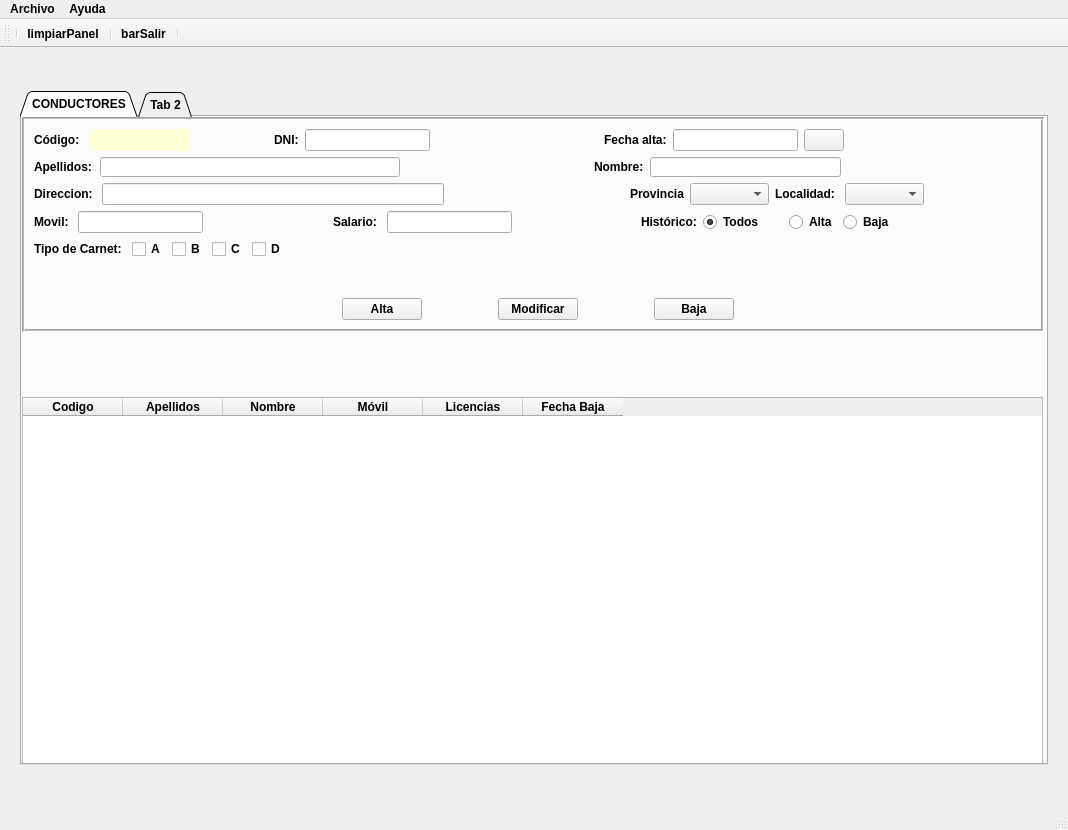
The window that templates/venta_principal.ui (EliasVGZ/vierafernandez2324) describes before a commit, drawn with Qt 5.
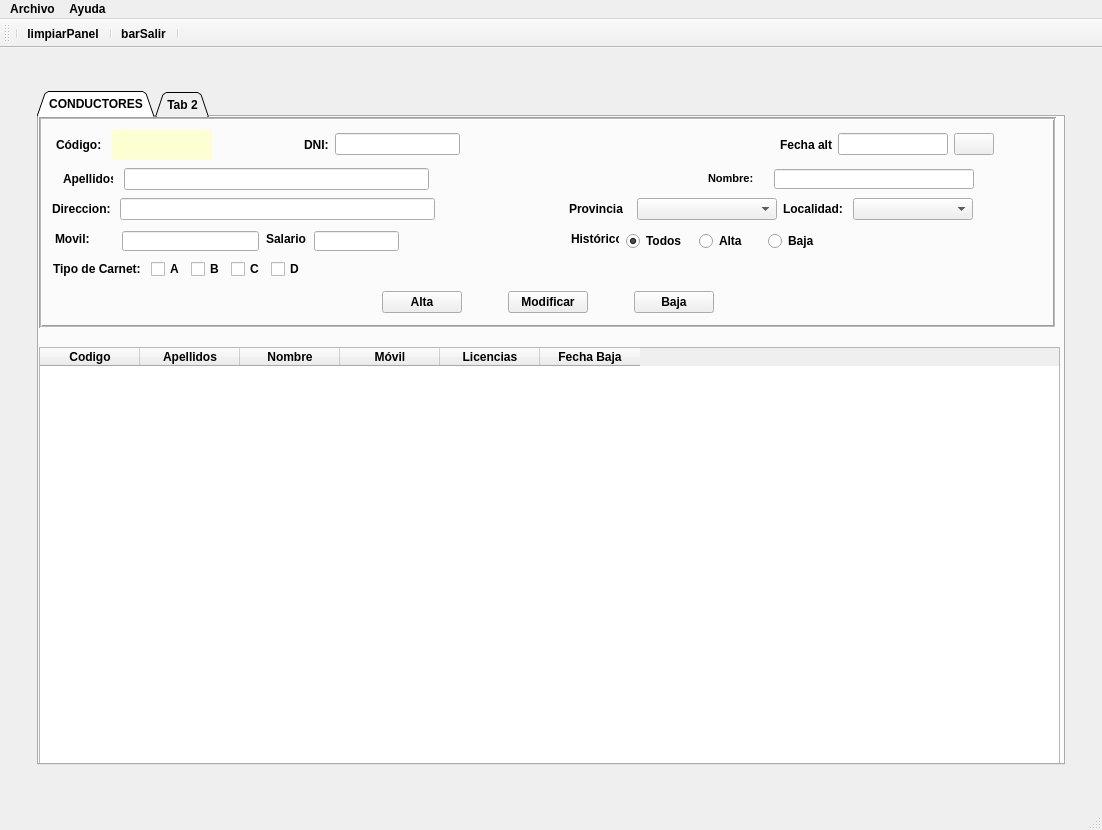
The same window after the commit. Icons and pictures are not drawn.

```diff
--- a/templates/venta_principal.ui
+++ b/templates/venta_principal.ui
@@ -6,14 +6,14 @@
    <rect>
     <x>0</x>
     <y>0</y>
-    <width>1068</width>
+    <width>1102</width>
     <height>830</height>
    </rect>
   </property>
   <property name="sizePolicy">
    <sizepolicy hsizetype="Expanding" vsizetype="Expanding">
-    <horstretch>0</horstretch>
-    <verstretch>0</verstretch>
+    <horstretch>2</horstretch>
+    <verstretch>2</verstretch>
    </sizepolicy>
   </property>
   <property name="minimumSize">
@@ -66,6 +66,9 @@
    <property name="layoutDirection">
     <enum>Qt::LeftToRight</enum>
    </property>
+   <property name="autoFillBackground">
+    <bool>true</bool>
+   </property>
    <layout class="QGridLayout" name="gridLayout">
     <item row="0" column="0">
      <widget class="QTabWidget" name="panelPrincipal">
@@ -114,16 +117,22 @@
          <rect>
           <x>0</x>
           <y>0</y>
-          <width>1022</width>
-          <height>215</height>
+          <width>1017</width>
+          <height>211</height>
          </rect>
         </property>
         <property name="sizePolicy">
          <sizepolicy hsizetype="Expanding" vsizetype="Expanding">
-          <horstretch>0</horstretch>
-          <verstretch>0</verstretch>
+          <horstretch>2</horstretch>
+          <verstretch>2</verstretch>
          </sizepolicy>
         </property>
+        <property name="minimumSize">
+         <size>
+          <width>900</width>
+          <height>0</height>
+         </size>
+        </property>
         <property name="maximumSize">
          <size>
           <width>16777215</width>
@@ -142,9 +151,424 @@
         <property name="midLineWidth">
          <number>1</number>
         </property>
-        <layout class="QVBoxLayout" name="verticalLayout">
+        <widget class="QWidget" name="">
+         <property name="geometry">
+          <rect>
+           <x>14</x>
+           <y>141</y>
+           <width>983</width>
+           <height>22</height>
+          </rect>
+         </property>
+         <layout class="QHBoxLayout" name="horizontalLayout_5">
          <item>
-          <layout class="QHBoxLayout" name="horizontalLayout">
+           <widget class="QLabel" name="lbltipoCarnet">
+            <property name="maximumSize">
+             <size>
+              <width>100</width>
+              <height>20</height>
+             </size>
+            </property>
+            <property name="frameShape">
+             <enum>QFrame::NoFrame</enum>
+            </property>
+            <property name="frameShadow">
+             <enum>QFrame::Raised</enum>
+            </property>
+            <property name="text">
+             <string>&lt;html&gt;&lt;head/&gt;&lt;body&gt;&lt;p&gt;Tipo de Carnet: &lt;/p&gt;&lt;/body&gt;&lt;/html&gt;</string>
+            </property>
+           </widget>
+          </item>
+          <item>
+           <widget class="QCheckBox" name="chkA">
+            <property name="maximumSize">
+             <size>
+              <width>40</width>
+              <height>20</height>
+             </size>
+            </property>
+            <property name="text">
+             <string>A</string>
+            </property>
+           </widget>
+          </item>
+          <item>
+           <widget class="QCheckBox" name="chkB">
+            <property name="maximumSize">
+             <size>
+              <width>40</width>
+              <height>20</height>
+             </size>
+            </property>
+            <property name="text">
+             <string>B</string>
+            </property>
+           </widget>
+          </item>
+          <item>
+           <widget class="QCheckBox" name="chkC">
+            <property name="maximumSize">
+             <size>
+              <width>40</width>
+              <height>20</height>
+             </size>
+            </property>
+            <property name="text">
+             <string>C</string>
+            </property>
+           </widget>
+          </item>
+          <item>
+           <widget class="QCheckBox" name="chkD">
+            <property name="maximumSize">
+             <size>
+              <width>40</width>
+              <height>20</height>
+             </size>
+            </property>
+            <property name="text">
+             <string>D</string>
+            </property>
+           </widget>
+          </item>
+          <item>
+           <spacer name="horizontalSpacer_7">
+            <property name="orientation">
+             <enum>Qt::Horizontal</enum>
+            </property>
+            <property name="sizeType">
+             <enum>QSizePolicy::Expanding</enum>
+            </property>
+            <property name="sizeHint" stdset="0">
+             <size>
+              <width>728</width>
+              <height>20</height>
+             </size>
+            </property>
+           </spacer>
+          </item>
+         </layout>
+        </widget>
+        <widget class="QWidget" name="">
+         <property name="geometry">
+          <rect>
+           <x>14</x>
+           <y>170</y>
+           <width>989</width>
+           <height>30</height>
+          </rect>
+         </property>
+         <layout class="QHBoxLayout" name="horizontalLayout_6">
+          <item>
+           <spacer name="horizontalSpacer_12">
+            <property name="orientation">
+             <enum>Qt::Horizontal</enum>
+            </property>
+            <property name="sizeType">
+             <enum>QSizePolicy::Expanding</enum>
+            </property>
+            <property name="sizeHint" stdset="0">
+             <size>
+              <width>308</width>
+              <height>20</height>
+             </size>
+            </property>
+           </spacer>
+          </item>
+          <item>
+           <widget class="QPushButton" name="btnAltaDriver">
+            <property name="minimumSize">
+             <size>
+              <width>75</width>
+              <height>20</height>
+             </size>
+            </property>
+            <property name="text">
+             <string>Alta</string>
+            </property>
+           </widget>
+          </item>
+          <item>
+           <spacer name="horizontalSpacer_14">
+            <property name="orientation">
+             <enum>Qt::Horizontal</enum>
+            </property>
+            <property name="sizeType">
+             <enum>QSizePolicy::Fixed</enum>
+            </property>
+            <property name="sizeHint" stdset="0">
+             <size>
+              <width>40</width>
+              <height>20</height>
+             </size>
+            </property>
+           </spacer>
+          </item>
+          <item>
+           <widget class="QPushButton" name="btnModifDriver">
+            <property name="minimumSize">
+             <size>
+              <width>75</width>
+              <height>20</height>
+             </size>
+            </property>
+            <property name="text">
+             <string>Modificar</string>
+            </property>
+           </widget>
+          </item>
+          <item>
+           <spacer name="horizontalSpacer_15">
+            <property name="orientation">
+             <enum>Qt::Horizontal</enum>
+            </property>
+            <property name="sizeType">
+             <enum>QSizePolicy::Fixed</enum>
+            </property>
+            <property name="sizeHint" stdset="0">
+             <size>
+              <width>40</width>
+              <height>20</height>
+             </size>
+            </property>
+           </spacer>
+          </item>
+          <item>
+           <widget class="QPushButton" name="btnBajaDriver">
+            <property name="minimumSize">
+             <size>
+              <width>75</width>
+              <height>20</height>
+             </size>
+            </property>
+            <property name="text">
+             <string>Baja</string>
+            </property>
+           </widget>
+          </item>
+          <item>
+           <spacer name="horizontalSpacer_13">
+            <property name="orientation">
+             <enum>Qt::Horizontal</enum>
+            </property>
+            <property name="sizeType">
+             <enum>QSizePolicy::Expanding</enum>
+            </property>
+            <property name="sizeHint" stdset="0">
+             <size>
+              <width>278</width>
+              <height>20</height>
+             </size>
+            </property>
+           </spacer>
+          </item>
+         </layout>
+        </widget>
+        <widget class="QRadioButton" name="rbtBaja">
+         <property name="geometry">
+          <rect>
+           <x>729</x>
+           <y>116</y>
+           <width>50</width>
+           <height>16</height>
+          </rect>
+         </property>
+         <property name="text">
+          <string>Baja</string>
+         </property>
+         <attribute name="buttonGroup">
+          <string notr="true">buttonGroup</string>
+         </attribute>
+        </widget>
+        <widget class="QRadioButton" name="rbtTodos">
+         <property name="geometry">
+          <rect>
+           <x>587</x>
+           <y>116</y>
+           <width>80</width>
+           <height>16</height>
+          </rect>
+         </property>
+         <property name="minimumSize">
+          <size>
+           <width>80</width>
+           <height>0</height>
+          </size>
+         </property>
+         <property name="text">
+          <string>Todos</string>
+         </property>
+         <property name="checked">
+          <bool>true</bool>
+         </property>
+         <attribute name="buttonGroup">
+          <string notr="true">buttonGroup</string>
+         </attribute>
+        </widget>
+        <widget class="QRadioButton" name="rbtAlta">
+         <property name="geometry">
+          <rect>
+           <x>660</x>
+           <y>116</y>
+           <width>48</width>
+           <height>16</height>
+          </rect>
+         </property>
+         <property name="text">
+          <string>Alta</string>
+         </property>
+         <attribute name="buttonGroup">
+          <string notr="true">buttonGroup</string>
+         </attribute>
+        </widget>
+        <widget class="QLabel" name="lblMovil">
+         <property name="geometry">
+          <rect>
+           <x>16</x>
+           <y>114</y>
+           <width>60</width>
+           <height>16</height>
+          </rect>
+         </property>
+         <property name="minimumSize">
+          <size>
+           <width>60</width>
+           <height>0</height>
+          </size>
+         </property>
+         <property name="maximumSize">
+          <size>
+           <width>60</width>
+           <height>16777215</height>
+          </size>
+         </property>
+         <property name="frameShape">
+          <enum>QFrame::NoFrame</enum>
+         </property>
+         <property name="frameShadow">
+          <enum>QFrame::Raised</enum>
+         </property>
+         <property name="text">
+          <string>&lt;html&gt;&lt;head/&gt;&lt;body&gt;&lt;p&gt;Movil: &lt;/p&gt;&lt;/body&gt;&lt;/html&gt;</string>
+         </property>
+        </widget>
+        <widget class="QLineEdit" name="txtMovil">
+         <property name="geometry">
+          <rect>
+           <x>83</x>
+           <y>114</y>
+           <width>137</width>
+           <height>20</height>
+          </rect>
+         </property>
+         <property name="minimumSize">
+          <size>
+           <width>120</width>
+           <height>20</height>
+          </size>
+         </property>
+         <property name="maximumSize">
+          <size>
+           <width>150</width>
+           <height>16777215</height>
+          </size>
+         </property>
+         <property name="layoutDirection">
+          <enum>Qt::LeftToRight</enum>
+         </property>
+         <property name="alignment">
+          <set>Qt::AlignCenter</set>
+         </property>
+        </widget>
+        <widget class="QLineEdit" name="txtSalario">
+         <property name="geometry">
+          <rect>
+           <x>275</x>
+           <y>114</y>
+           <width>85</width>
+           <height>20</height>
+          </rect>
+         </property>
+         <property name="minimumSize">
+          <size>
+           <width>85</width>
+           <height>0</height>
+          </size>
+         </property>
+         <property name="maximumSize">
+          <size>
+           <width>60</width>
+           <height>16777215</height>
+          </size>
+         </property>
+         <property name="layoutDirection">
+          <enum>Qt::LeftToRight</enum>
+         </property>
+         <property name="alignment">
+          <set>Qt::AlignBottom|Qt::AlignRight|Qt::AlignTrailing</set>
+         </property>
+        </widget>
+        <widget class="QLabel" name="lblSalario">
+         <property name="geometry">
+          <rect>
+           <x>227</x>
+           <y>114</y>
+           <width>41</width>
+           <height>16</height>
+          </rect>
+         </property>
+         <property name="maximumSize">
+          <size>
+           <width>50</width>
+           <height>16777215</height>
+          </size>
+         </property>
+         <property name="frameShape">
+          <enum>QFrame::NoFrame</enum>
+         </property>
+         <property name="frameShadow">
+          <enum>QFrame::Raised</enum>
+         </property>
+         <property name="text">
+          <string>&lt;html&gt;&lt;head/&gt;&lt;body&gt;&lt;p&gt;Salario: &lt;/p&gt;&lt;/body&gt;&lt;/html&gt;</string>
+         </property>
+        </widget>
+        <widget class="QLabel" name="lblEstado">
+         <property name="geometry">
+          <rect>
+           <x>532</x>
+           <y>114</y>
+           <width>48</width>
+           <height>16</height>
+          </rect>
+         </property>
+         <property name="maximumSize">
+          <size>
+           <width>100</width>
+           <height>20</height>
+          </size>
+         </property>
+         <property name="frameShape">
+          <enum>QFrame::NoFrame</enum>
+         </property>
+         <property name="frameShadow">
+          <enum>QFrame::Raised</enum>
+         </property>
+         <property name="text">
+          <string>&lt;html&gt;&lt;head/&gt;&lt;body&gt;&lt;p&gt;Histórico:&lt;/p&gt;&lt;/body&gt;&lt;/html&gt;</string>
+         </property>
+        </widget>
+        <widget class="QWidget" name="">
+         <property name="geometry">
+          <rect>
+           <x>17</x>
+           <y>12</y>
+           <width>938</width>
+           <height>31</height>
+          </rect>
+         </property>
+         <layout class="QHBoxLayout" name="horizontalLayout_2">
            <item>
             <widget class="QLabel" name="lblCod">
              <property name="minimumSize">
@@ -153,6 +577,12 @@
                <height>20</height>
               </size>
              </property>
+            <property name="maximumSize">
+             <size>
+              <width>40</width>
+              <height>16777215</height>
+             </size>
+            </property>
              <property name="frameShadow">
               <enum>QFrame::Raised</enum>
              </property>
@@ -169,6 +599,12 @@
                <height>20</height>
               </size>
              </property>
+            <property name="maximumSize">
+             <size>
+              <width>100</width>
+              <height>16777215</height>
+             </size>
+            </property>
              <property name="styleSheet">
               <string notr="true">background-color: rgb(253, 255, 210);</string>
              </property>
@@ -181,13 +617,13 @@
             </widget>
            </item>
            <item>
-            <spacer name="horizontalSpacer_4">
+           <spacer name="horizontalSpacer_3">
              <property name="orientation">
               <enum>Qt::Horizontal</enum>
              </property>
              <property name="sizeHint" stdset="0">
               <size>
-               <width>28</width>
+              <width>40</width>
                <height>20</height>
               </size>
              </property>
@@ -201,6 +637,12 @@
                <height>20</height>
               </size>
              </property>
+            <property name="maximumSize">
+             <size>
+              <width>30</width>
+              <height>16777215</height>
+             </size>
+            </property>
              <property name="text">
               <string>DNI:</string>
              </property>
@@ -214,6 +656,40 @@
                <height>20</height>
               </size>
              </property>
+            <property name="maximumSize">
+             <size>
+              <width>170</width>
+              <height>16777215</height>
+             </size>
+            </property>
+            <property name="alignment">
+             <set>Qt::AlignCenter</set>
+            </property>
+           </widget>
+          </item>
+          <item>
+           <widget class="QLabel" name="lblValidarDni">
+            <property name="minimumSize">
+             <size>
+              <width>20</width>
+              <height>20</height>
+             </size>
+            </property>
+            <property name="maximumSize">
+             <size>
+              <width>40</width>
+              <height>30</height>
+             </size>
+            </property>
+            <property name="font">
+             <font>
+              <family>Arial Black</family>
+              <pointsize>9</pointsize>
+             </font>
+            </property>
+            <property name="text">
+             <string/>
+            </property>
              <property name="alignment">
               <set>Qt::AlignCenter</set>
              </property>
@@ -224,9 +700,12 @@
              <property name="orientation">
               <enum>Qt::Horizontal</enum>
              </property>
+            <property name="sizeType">
+             <enum>QSizePolicy::Fixed</enum>
+            </property>
              <property name="sizeHint" stdset="0">
               <size>
-               <width>168</width>
+              <width>288</width>
                <height>20</height>
               </size>
              </property>
@@ -234,6 +713,12 @@
            </item>
            <item>
             <widget class="QLabel" name="lblFechaAlta">
+            <property name="maximumSize">
+             <size>
+              <width>52</width>
+              <height>16777215</height>
+             </size>
+            </property>
              <property name="frameShadow">
               <enum>QFrame::Raised</enum>
              </property>
@@ -249,10 +734,16 @@
              </property>
              <property name="minimumSize">
               <size>
-               <width>80</width>
+              <width>100</width>
                <height>20</height>
               </size>
              </property>
+            <property name="maximumSize">
+             <size>
+              <width>110</width>
+              <height>16777215</height>
+             </size>
+            </property>
              <property name="alignment">
               <set>Qt::AlignCenter</set>
              </property>
@@ -263,6 +754,12 @@
            </item>
            <item>
             <widget class="QPushButton" name="btnCalendario">
+            <property name="maximumSize">
+             <size>
+              <width>50</width>
+              <height>16777215</height>
+             </size>
+            </property>
              <property name="text">
               <string/>
              </property>
@@ -272,31 +769,32 @@
              </property>
             </widget>
            </item>
-           <item>
-            <spacer name="horizontalSpacer_3">
-             <property name="orientation">
-              <enum>Qt::Horizontal</enum>
-             </property>
-             <property name="sizeHint" stdset="0">
-              <size>
-               <width>188</width>
-               <height>20</height>
-              </size>
-             </property>
-            </spacer>
-           </item>
-          </layout>
-         </item>
-         <item>
-          <layout class="QHBoxLayout" name="horizontalLayout_2">
+         </layout>
+        </widget>
+        <widget class="QWidget" name="">
+         <property name="geometry">
+          <rect>
+           <x>19</x>
+           <y>51</y>
+           <width>921</width>
+           <height>22</height>
+          </rect>
+         </property>
+         <layout class="QHBoxLayout" name="horizontalLayout_3">
            <item>
             <widget class="QLabel" name="lblApellido">
              <property name="minimumSize">
               <size>
-               <width>60</width>
+              <width>0</width>
                <height>20</height>
               </size>
              </property>
+            <property name="maximumSize">
+             <size>
+              <width>50</width>
+              <height>16777215</height>
+             </size>
+            </property>
              <property name="frameShadow">
               <enum>QFrame::Raised</enum>
              </property>
@@ -309,53 +807,14 @@
             <widget class="QLineEdit" name="txtApellido">
              <property name="minimumSize">
               <size>
-               <width>300</width>
-               <height>20</height>
-              </size>
-             </property>
-            </widget>
-           </item>
-           <item>
-            <spacer name="horizontalSpacer_2">
-             <property name="orientation">
-              <enum>Qt::Horizontal</enum>
-             </property>
-             <property name="sizeType">
-              <enum>QSizePolicy::Fixed</enum>
-             </property>
-             <property name="sizeHint" stdset="0">
-              <size>
-               <width>188</width>
-               <height>20</height>
-              </size>
-             </property>
-            </spacer>
-           </item>
-           <item>
-            <widget class="QLabel" name="lblNombre">
-             <property name="frameShape">
-              <enum>QFrame::NoFrame</enum>
-             </property>
-             <property name="frameShadow">
-              <enum>QFrame::Raised</enum>
-             </property>
-             <property name="text">
-              <string>Nombre:</string>
-             </property>
-            </widget>
-           </item>
-           <item>
-            <widget class="QLineEdit" name="txtNombre">
-             <property name="minimumSize">
-              <size>
-               <width>120</width>
+              <width>0</width>
                <height>20</height>
               </size>
              </property>
              <property name="maximumSize">
               <size>
-               <width>240</width>
-               <height>20</height>
+              <width>305</width>
+              <height>16777215</height>
               </size>
              </property>
             </widget>
@@ -365,18 +824,80 @@
              <property name="orientation">
               <enum>Qt::Horizontal</enum>
              </property>
+            <property name="sizeType">
+             <enum>QSizePolicy::Fixed</enum>
+            </property>
              <property name="sizeHint" stdset="0">
               <size>
-               <width>188</width>
+              <width>268</width>
                <height>20</height>
               </size>
              </property>
             </spacer>
            </item>
-          </layout>
-         </item>
+          <item>
+           <widget class="QLabel" name="label">
+            <property name="minimumSize">
+             <size>
+              <width>50</width>
+              <height>0</height>
+             </size>
+            </property>
+            <property name="maximumSize">
+             <size>
+              <width>55</width>
+              <height>16777215</height>
+             </size>
+            </property>
+            <property name="text">
+             <string>&lt;html&gt;&lt;head/&gt;&lt;body&gt;&lt;p&gt;&lt;span style=&quot; font-size:8pt;&quot;&gt;Nombre: &lt;/span&gt;&lt;/p&gt;&lt;/body&gt;&lt;/html&gt;</string>
+            </property>
+           </widget>
+          </item>
+          <item>
+           <widget class="QLineEdit" name="txtNombre">
+            <property name="minimumSize">
+             <size>
+              <width>200</width>
+              <height>20</height>
+             </size>
+            </property>
+            <property name="maximumSize">
+             <size>
+              <width>200</width>
+              <height>20</height>
+             </size>
+            </property>
+           </widget>
+          </item>
+         </layout>
+        </widget>
+        <widget class="QWidget" name="">
+         <property name="geometry">
+          <rect>
+           <x>0</x>
+           <y>80</y>
+           <width>992</width>
+           <height>24</height>
+          </rect>
+         </property>
+         <layout class="QHBoxLayout" name="horizontalLayout_4">
          <item>
-          <layout class="QHBoxLayout" name="horizontalLayout_6">
+           <spacer name="horizontalSpacer_2">
+            <property name="orientation">
+             <enum>Qt::Horizontal</enum>
+            </property>
+            <property name="sizeType">
+             <enum>QSizePolicy::Fixed</enum>
+            </property>
+            <property name="sizeHint" stdset="0">
+             <size>
+              <width>13</width>
+              <height>20</height>
+             </size>
+            </property>
+           </spacer>
+          </item>
            <item>
             <widget class="QLabel" name="lblDireccion">
              <property name="minimumSize">
@@ -392,7 +913,7 @@
               <string>&lt;html&gt;&lt;head/&gt;&lt;body&gt;&lt;p&gt;Direccion: &lt;/p&gt;&lt;/body&gt;&lt;/html&gt;</string>
              </property>
              <property name="alignment">
-              <set>Qt::AlignRight|Qt::AlignTrailing|Qt::AlignVCenter</set>
+             <set>Qt::AlignLeading|Qt::AlignLeft|Qt::AlignVCenter</set>
              </property>
             </widget>
            </item>
@@ -400,14 +921,20 @@
             <widget class="QLineEdit" name="txtDireccion">
              <property name="minimumSize">
               <size>
-               <width>300</width>
+              <width>315</width>
                <height>20</height>
               </size>
              </property>
+            <property name="maximumSize">
+             <size>
+              <width>315</width>
+              <height>16777215</height>
+             </size>
+            </property>
             </widget>
            </item>
            <item>
-            <spacer name="horizontalSpacer_6">
+           <spacer name="horizontalSpacer_10">
              <property name="orientation">
               <enum>Qt::Horizontal</enum>
              </property>
@@ -416,7 +943,7 @@
              </property>
              <property name="sizeHint" stdset="0">
               <size>
-               <width>180</width>
+              <width>128</width>
                <height>20</height>
               </size>
              </property>
@@ -436,7 +963,14 @@
             </widget>
            </item>
            <item>
-            <widget class="QComboBox" name="cmbProvincia"/>
+           <widget class="QComboBox" name="cmbProvincia">
+            <property name="minimumSize">
+             <size>
+              <width>140</width>
+              <height>0</height>
+             </size>
+            </property>
+           </widget>
            </item>
            <item>
             <widget class="QLabel" name="lblLocalidad">
@@ -452,10 +986,17 @@
             </widget>
            </item>
            <item>
-            <widget class="QComboBox" name="cmbLocalidad"/>
+           <widget class="QComboBox" name="cmbLocalidad">
+            <property name="minimumSize">
+             <size>
+              <width>120</width>
+              <height>0</height>
+             </size>
+            </property>
+           </widget>
            </item>
            <item>
-            <spacer name="horizontalSpacer_7">
+           <spacer name="horizontalSpacer_4">
              <property name="orientation">
               <enum>Qt::Horizontal</enum>
              </property>
@@ -464,393 +1005,22 @@
              </property>
              <property name="sizeHint" stdset="0">
               <size>
-               <width>108</width>
-               <height>17</height>
-              </size>
-             </property>
-            </spacer>
-           </item>
-          </layout>
-         </item>
-         <item>
-          <layout class="QHBoxLayout" name="horizontalLayout_3">
-           <item>
-            <widget class="QLabel" name="lblMovil">
-             <property name="frameShape">
-              <enum>QFrame::NoFrame</enum>
-             </property>
-             <property name="frameShadow">
-              <enum>QFrame::Raised</enum>
-             </property>
-             <property name="text">
-              <string>&lt;html&gt;&lt;head/&gt;&lt;body&gt;&lt;p&gt;Movil: &lt;/p&gt;&lt;/body&gt;&lt;/html&gt;</string>
-             </property>
-            </widget>
-           </item>
-           <item>
-            <widget class="QLineEdit" name="txtMovil">
-             <property name="minimumSize">
-              <size>
-               <width>120</width>
+              <width>58</width>
                <height>20</height>
               </size>
              </property>
-             <property name="layoutDirection">
-              <enum>Qt::LeftToRight</enum>
-             </property>
-             <property name="alignment">
-              <set>Qt::AlignCenter</set>
-             </property>
-            </widget>
-           </item>
-           <item>
-            <spacer name="horizontalSpacer_10">
-             <property name="orientation">
-              <enum>Qt::Horizontal</enum>
-             </property>
-             <property name="sizeHint" stdset="0">
-              <size>
-               <width>78</width>
-               <height>20</height>
-              </size>
-             </property>
-            </spacer>
-           </item>
-           <item>
-            <widget class="QLabel" name="lblSalario">
-             <property name="frameShape">
-              <enum>QFrame::NoFrame</enum>
-             </property>
-             <property name="frameShadow">
-              <enum>QFrame::Raised</enum>
-             </property>
-             <property name="text">
-              <string>&lt;html&gt;&lt;head/&gt;&lt;body&gt;&lt;p&gt;Salario: &lt;/p&gt;&lt;/body&gt;&lt;/html&gt;</string>
-             </property>
-            </widget>
-           </item>
-           <item>
-            <widget class="QLineEdit" name="txtSalario">
-             <property name="minimumSize">
-              <size>
-               <width>0</width>
-               <height>0</height>
-              </size>
-             </property>
-             <property name="layoutDirection">
-              <enum>Qt::LeftToRight</enum>
-             </property>
-             <property name="alignment">
-              <set>Qt::AlignBottom|Qt::AlignRight|Qt::AlignTrailing</set>
-             </property>
-            </widget>
-           </item>
-           <item>
-            <spacer name="horizontalSpacer_9">
-             <property name="orientation">
-              <enum>Qt::Horizontal</enum>
-             </property>
-             <property name="sizeHint" stdset="0">
-              <size>
-               <width>88</width>
-               <height>20</height>
-              </size>
-             </property>
-            </spacer>
-           </item>
-           <item>
-            <widget class="QLabel" name="lblEstado">
-             <property name="maximumSize">
-              <size>
-               <width>100</width>
-               <height>20</height>
-              </size>
-             </property>
-             <property name="frameShape">
-              <enum>QFrame::NoFrame</enum>
-             </property>
-             <property name="frameShadow">
-              <enum>QFrame::Raised</enum>
-             </property>
-             <property name="text">
-              <string>&lt;html&gt;&lt;head/&gt;&lt;body&gt;&lt;p&gt;Histórico:&lt;/p&gt;&lt;/body&gt;&lt;/html&gt;</string>
-             </property>
-            </widget>
-           </item>
-           <item>
-            <widget class="QRadioButton" name="rbtTodos">
-             <property name="minimumSize">
-              <size>
-               <width>80</width>
-               <height>0</height>
-              </size>
-             </property>
-             <property name="text">
-              <string>Todos</string>
-             </property>
-             <property name="checked">
-              <bool>true</bool>
-             </property>
-             <attribute name="buttonGroup">
-              <string notr="true">buttonGroup</string>
-             </attribute>
-            </widget>
-           </item>
-           <item>
-            <widget class="QRadioButton" name="rbtAlta">
-             <property name="text">
-              <string>Alta</string>
-             </property>
-             <attribute name="buttonGroup">
-              <string notr="true">buttonGroup</string>
-             </attribute>
-            </widget>
-           </item>
-           <item>
-            <widget class="QRadioButton" name="rbtBaja">
-             <property name="text">
-              <string>Baja</string>
-             </property>
-             <attribute name="buttonGroup">
-              <string notr="true">buttonGroup</string>
-             </attribute>
-            </widget>
-           </item>
-           <item>
-            <spacer name="horizontalSpacer_8">
-             <property name="orientation">
-              <enum>Qt::Horizontal</enum>
-             </property>
-             <property name="sizeHint" stdset="0">
-              <size>
-               <width>138</width>
-               <height>20</height>
-              </size>
-             </property>
-            </spacer>
-           </item>
-          </layout>
-         </item>
-         <item>
-          <layout class="QHBoxLayout" name="horizontalLayout_4">
-           <item>
-            <widget class="QLabel" name="lbltipoCarnet">
-             <property name="maximumSize">
-              <size>
-               <width>100</width>
-               <height>20</height>
-              </size>
-             </property>
-             <property name="frameShape">
-              <enum>QFrame::NoFrame</enum>
-             </property>
-             <property name="frameShadow">
-              <enum>QFrame::Raised</enum>
-             </property>
-             <property name="text">
-              <string>&lt;html&gt;&lt;head/&gt;&lt;body&gt;&lt;p&gt;Tipo de Carnet: &lt;/p&gt;&lt;/body&gt;&lt;/html&gt;</string>
-             </property>
-            </widget>
-           </item>
-           <item>
-            <widget class="QCheckBox" name="chkA">
-             <property name="maximumSize">
-              <size>
-               <width>40</width>
-               <height>20</height>
-              </size>
-             </property>
-             <property name="text">
-              <string>A</string>
-             </property>
-            </widget>
-           </item>
-           <item>
-            <widget class="QCheckBox" name="chkB">
-             <property name="maximumSize">
-              <size>
-               <width>40</width>
-               <height>20</height>
-              </size>
-             </property>
-             <property name="text">
-              <string>B</string>
-             </property>
-            </widget>
-           </item>
-           <item>
-            <widget class="QCheckBox" name="chkC">
-             <property name="maximumSize">
-              <size>
-               <width>40</width>
-               <height>20</height>
-              </size>
-             </property>
-             <property name="text">
-              <string>C</string>
-             </property>
-            </widget>
-           </item>
-           <item>
-            <widget class="QCheckBox" name="chkD">
-             <property name="maximumSize">
-              <size>
-               <width>40</width>
-               <height>20</height>
-              </size>
-             </property>
-             <property name="text">
-              <string>D</string>
-             </property>
-            </widget>
-           </item>
-           <item>
-            <spacer name="horizontalSpacer_11">
-             <property name="orientation">
-              <enum>Qt::Horizontal</enum>
-             </property>
-             <property name="sizeHint" stdset="0">
-              <size>
-               <width>728</width>
-               <height>20</height>
-              </size>
-             </property>
-            </spacer>
-           </item>
-          </layout>
-         </item>
-         <item>
-          <widget class="QLabel" name="lblValidarDni">
-           <property name="minimumSize">
-            <size>
-             <width>40</width>
-             <height>20</height>
-            </size>
-           </property>
-           <property name="maximumSize">
-            <size>
-             <width>60</width>
-             <height>30</height>
-            </size>
-           </property>
-           <property name="font">
-            <font>
-             <family>Arial Black</family>
-             <pointsize>9</pointsize>
-            </font>
-           </property>
-           <property name="text">
-            <string/>
-           </property>
-           <property name="alignment">
-            <set>Qt::AlignCenter</set>
-           </property>
-          </widget>
-         </item>
-         <item>
-          <layout class="QHBoxLayout" name="horizontalLayout_5">
-           <item>
-            <spacer name="horizontalSpacer_12">
-             <property name="orientation">
-              <enum>Qt::Horizontal</enum>
-             </property>
-             <property name="sizeHint" stdset="0">
-              <size>
-               <width>308</width>
-               <height>20</height>
-              </size>
-             </property>
-            </spacer>
-           </item>
-           <item>
-            <widget class="QPushButton" name="btnAltaDriver">
-             <property name="minimumSize">
-              <size>
-               <width>75</width>
-               <height>20</height>
-              </size>
-             </property>
-             <property name="text">
-              <string>Alta</string>
-             </property>
-            </widget>
-           </item>
-           <item>
-            <spacer name="horizontalSpacer_14">
-             <property name="orientation">
-              <enum>Qt::Horizontal</enum>
-             </property>
-             <property name="sizeHint" stdset="0">
-              <size>
-               <width>40</width>
-               <height>20</height>
-              </size>
-             </property>
-            </spacer>
-           </item>
-           <item>
-            <widget class="QPushButton" name="btnModifDriver">
-             <property name="minimumSize">
-              <size>
-               <width>75</width>
-               <height>20</height>
-              </size>
-             </property>
-             <property name="text">
-              <string>Modificar</string>
-             </property>
-            </widget>
-           </item>
-           <item>
-            <spacer name="horizontalSpacer_15">
-             <property name="orientation">
-              <enum>Qt::Horizontal</enum>
-             </property>
-             <property name="sizeHint" stdset="0">
-              <size>
-               <width>40</width>
-               <height>20</height>
-              </size>
-             </property>
-            </spacer>
-           </item>
-           <item>
-            <widget class="QPushButton" name="btnBajaDriver">
-             <property name="minimumSize">
-              <size>
-               <width>75</width>
-               <height>20</height>
-              </size>
-             </property>
-             <property name="text">
-              <string>Baja</string>
-             </property>
-            </widget>
-           </item>
-           <item>
-            <spacer name="horizontalSpacer_13">
-             <property name="orientation">
-              <enum>Qt::Horizontal</enum>
-             </property>
-             <property name="sizeHint" stdset="0">
-              <size>
-               <width>298</width>
-               <height>20</height>
-              </size>
-             </property>
-            </spacer>
-           </item>
-          </layout>
-         </item>
-        </layout>
+           </spacer>
+          </item>
+         </layout>
+        </widget>
        </widget>
        <widget class="QTableWidget" name="tabDrivers">
         <property name="geometry">
          <rect>
           <x>0</x>
-          <y>280</y>
+          <y>230</y>
           <width>1021</width>
-          <height>371</height>
+          <height>431</height>
          </rect>
         </property>
         <property name="frameShape">
@@ -935,8 +1105,8 @@
     <rect>
      <x>0</x>
      <y>0</y>
-     <width>1068</width>
-     <height>21</height>
+     <width>1102</width>
+     <height>26</height>
     </rect>
    </property>
    <widget class="QMenu" name="menuArchivo">
```
Lines whose indentation alone changed are shown as unchanged.
